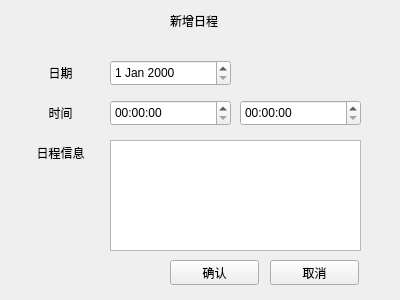
Above: new_page.ui from openeuler-mirror/summer2021-100 before the change. Below: the same form after it.
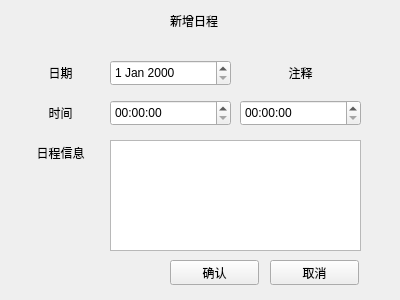
That is the form after the change.

```diff
--- a/new_page.ui
+++ b/new_page.ui
@@ -149,6 +149,22 @@
      <string>新增日程</string>
     </property>
    </widget>
+   <widget class="QLabel" name="label">
+    <property name="geometry">
+     <rect>
+      <x>240</x>
+      <y>60</y>
+      <width>121</width>
+      <height>26</height>
+     </rect>
+    </property>
+    <property name="text">
+     <string>注释</string>
+    </property>
+    <property name="alignment">
+     <set>Qt::AlignCenter</set>
+    </property>
+   </widget>
   </widget>
  </widget>
  <resources/>
```
